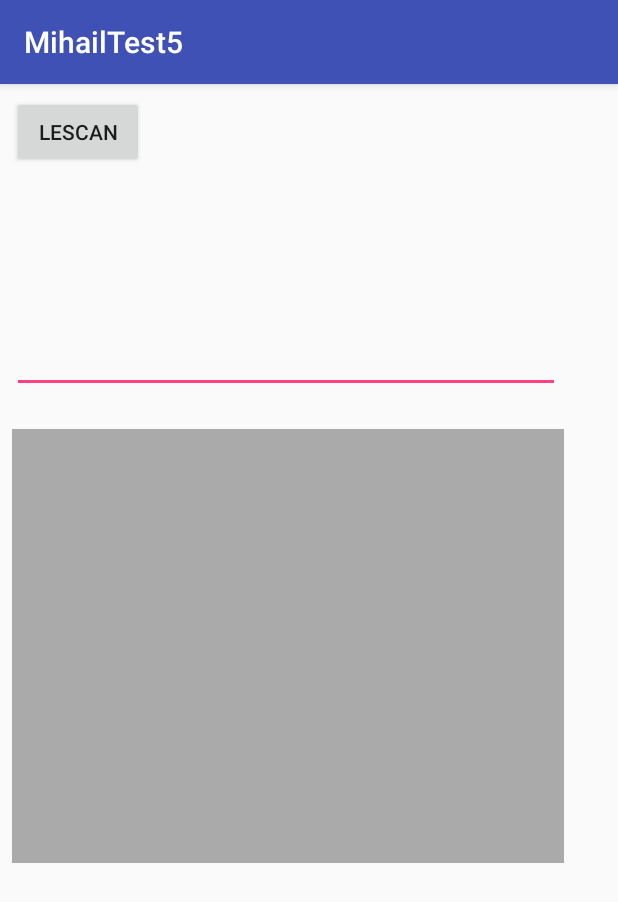
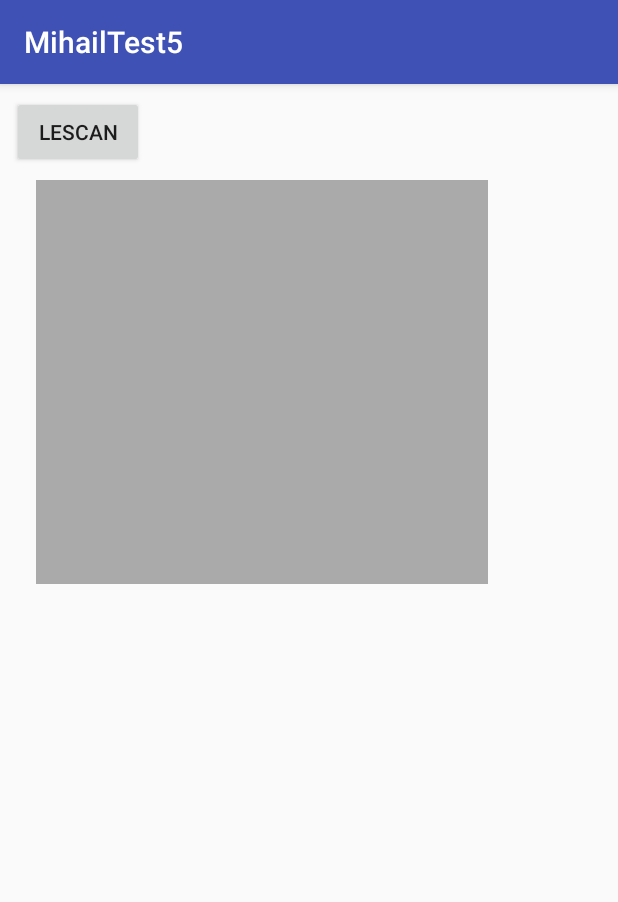
Before and after one commit to danluck/MihailTest5, an Android app: the MainActivity screen opened directly, with no data from a screen before it, on a phone screen of 412 x 824 dp. Shown: the top 902 px of the screen. Run offline under Robolectric (Android 15) with nearby library versions, the phone set to English and light mode, and no system bars; 1 statement that could not run was skipped.

Commit message:
refactor code for arrayListAdapter

```diff
--- a/app/src/main/java/com/example/yo/mihailtest5/MainActivity.java
+++ b/app/src/main/java/com/example/yo/mihailtest5/MainActivity.java
@@ -34,29 +34,14 @@ public class MainActivity extends AppCompatActivity {
         mBluetoothAdapter = BluetoothAdapter.getDefaultAdapter();
         CheckDeviceOpportunities();
 
-        editText_devicesList = findViewById(R.id.editText_devicesList);
-        mDevicesArrayList = new ArrayList<BluetoothDevice>();
-
         progressBar2 = findViewById(R.id.progressBar2);
         progressBar2.setVisibility(View.INVISIBLE);
 
-
-        //myStringArray = new ArrayList<String>();
-        //myStringArray.add("a");
-        //myStringArray.add("bs");
-
-        //
-
-        //stringArrayAdapter = new ArrayAdapter<String>(this,
-        //        android.R.layout.simple_list_item_1, myStringArray);
-
-        mListView = findViewById(R.id.listView);
-
+        mDevicesArrayList = new ArrayList<BluetoothDevice>();
         mBluetoothDeviceAdapter = new ArrayAdapter<BluetoothDevice>(this,
                 android.R.layout.simple_list_item_1, mDevicesArrayList);
+        mListView = findViewById(R.id.listView);
         mListView.setAdapter(mBluetoothDeviceAdapter);
-
-        //mListView.setAdapter(stringArrayAdapter);
     }
 
 
@@ -76,9 +61,6 @@ public class MainActivity extends AppCompatActivity {
     }
 
     public void OnClickLeScan(View view) {
-
-        mListView.setAdapter(stringArrayAdapter);
-
         Log.d(TAG, "OnClickLeScan: Start scan");
 
         // Check if BLE module ON:
@@ -214,7 +196,6 @@ public class MainActivity extends AppCompatActivity {
         Log.d(TAG, "scanLeDevice: start");
         if (!isLeScanEnabled) {
             mDevicesArrayList.clear();
-            editText_devicesList.setText("");
 
             mBluetoothAdapter.startLeScan(mLeScanCallback);
             isLeScanEnabled = true;
@@ -244,7 +225,7 @@ public class MainActivity extends AppCompatActivity {
                             Log.d(TAG, "run: Find" + deviceNameAndAddress);
 
                             if (!mDevicesArrayList.contains(device)) {
-                                editText_devicesList.append(deviceNameAndAddress);
+                                //editText_devicesList.append(deviceNameAndAddress);
                                 mDevicesArrayList.add(device);
 
                                 mListView.setAdapter(mBluetoothDeviceAdapter);
@@ -261,13 +242,9 @@ public class MainActivity extends AppCompatActivity {
     private static final int REQUEST_BLE_MODULE_TURN_ON = 0;
     private static final int PERMISSION_REQUEST_COARSE_LOCATION = 1;
 
-    private EditText editText_devicesList;
     private ProgressBar progressBar2;
 
     private ListView mListView;
-
-    private List<String> myStringArray;
-    ArrayAdapter<String> stringArrayAdapter;
     ArrayAdapter<BluetoothDevice> mBluetoothDeviceAdapter;
 
     private BluetoothAdapter mBluetoothAdapter;
--- a/app/src/main/res/layout/activity_main.xml
+++ b/app/src/main/res/layout/activity_main.xml
@@ -12,8 +12,8 @@
         android:layout_height="wrap_content"
         android:layout_marginStart="8dp"
         android:layout_marginTop="8dp"
+        android:onClick="OnClickLeScan"
         android:text="LeScan"
-        android:onClick="OnClickLeScan"
         app:layout_constraintStart_toStartOf="parent"
         app:layout_constraintTop_toTopOf="parent" />
 
@@ -27,25 +27,17 @@
         app:layout_constraintStart_toEndOf="@+id/button_le_scan"
         app:layout_constraintTop_toTopOf="parent" />
 
-    <EditText
-        android:id="@+id/editText_devicesList"
-        android:layout_width="365dp"
-        android:layout_height="142dp"
+    <ListView
+        android:id="@+id/listView"
+        android:layout_width="301dp"
+        android:layout_height="269dp"
+        android:layout_marginEnd="8dp"
         android:layout_marginStart="8dp"
         android:layout_marginTop="8dp"
-        android:ems="10"
-        android:inputType="textMultiLine"
+        android:background="@android:color/darker_gray"
+        app:layout_constraintEnd_toEndOf="parent"
+        app:layout_constraintHorizontal_bias="0.17"
         app:layout_constraintStart_toStartOf="parent"
         app:layout_constraintTop_toBottomOf="@+id/button_le_scan" />
 
-    <ListView
-        android:id="@+id/listView"
-        android:layout_width="368dp"
-        android:layout_height="289dp"
-        android:layout_marginStart="8dp"
-        android:layout_marginTop="24dp"
-        android:background="@android:color/darker_gray"
-        app:layout_constraintStart_toStartOf="parent"
-        app:layout_constraintTop_toBottomOf="@+id/editText_devicesList" />
-
 </android.support.constraint.ConstraintLayout>
```
